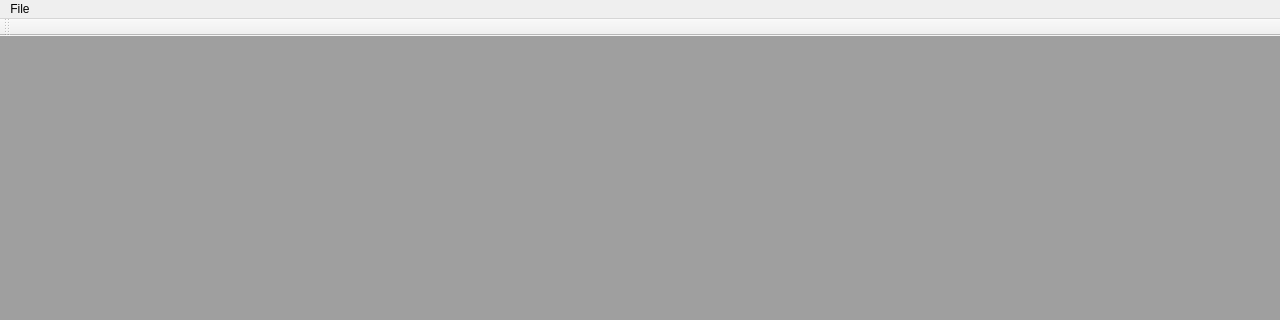
Qt form tools/worldeditor/ui/MainWindow.ui (AeonGames/AeonEngine) before a commit; both pictures show x 0 to 1280 and y 0 to 320 of the 1280 by 720 pixel window.
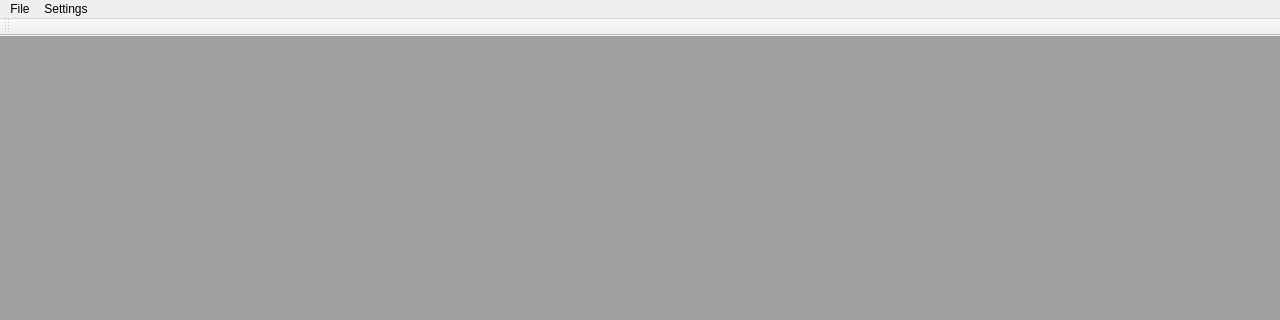
The same form after that commit.

Commit message: Added Camera Settings for World Editor camera.

Patch:
```diff
--- a/tools/worldeditor/ui/MainWindow.ui
+++ b/tools/worldeditor/ui/MainWindow.ui
@@ -54,7 +54,14 @@
     <addaction name="separator"/>
     <addaction name="actionExit"/>
    </widget>
+   <widget class="QMenu" name="menuSettings">
+    <property name="title">
+     <string>Settings</string>
+    </property>
+    <addaction name="actionCamera"/>
+   </widget>
    <addaction name="menuFile"/>
+   <addaction name="menuSettings"/>
   </widget>
   <widget class="QStatusBar" name="statusbar"/>
   <widget class="QToolBar" name="toolBar">
```
Left out of the diff: 11 changed lines with no effect on the pictures. The commit also changes 14 other files.
